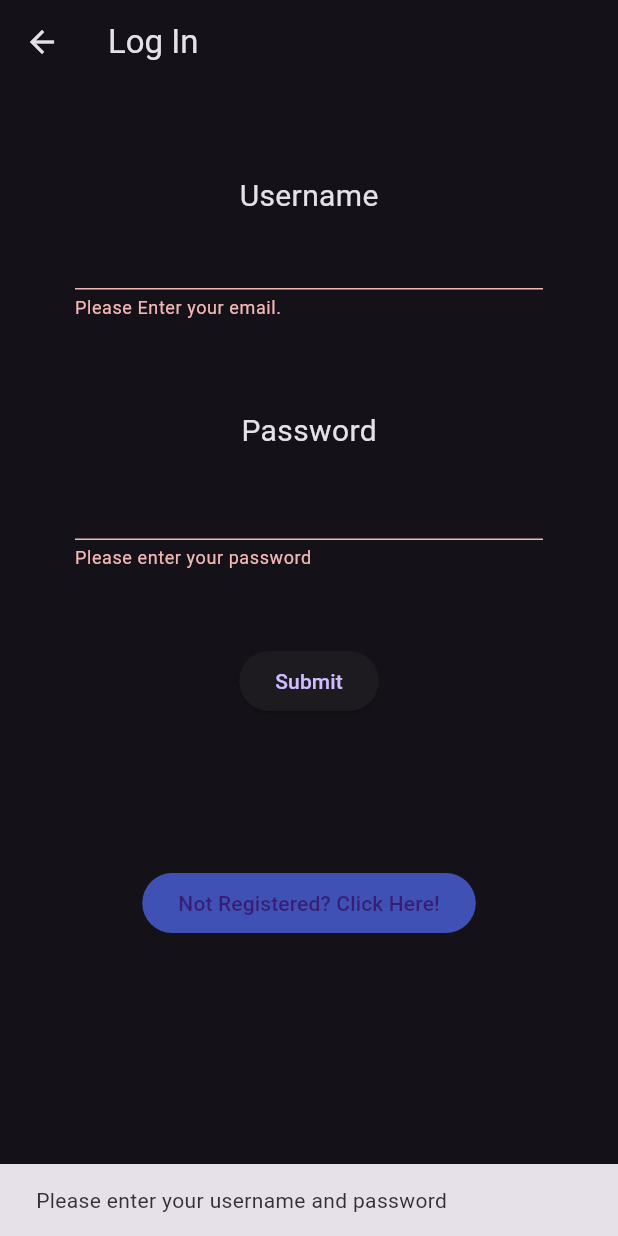
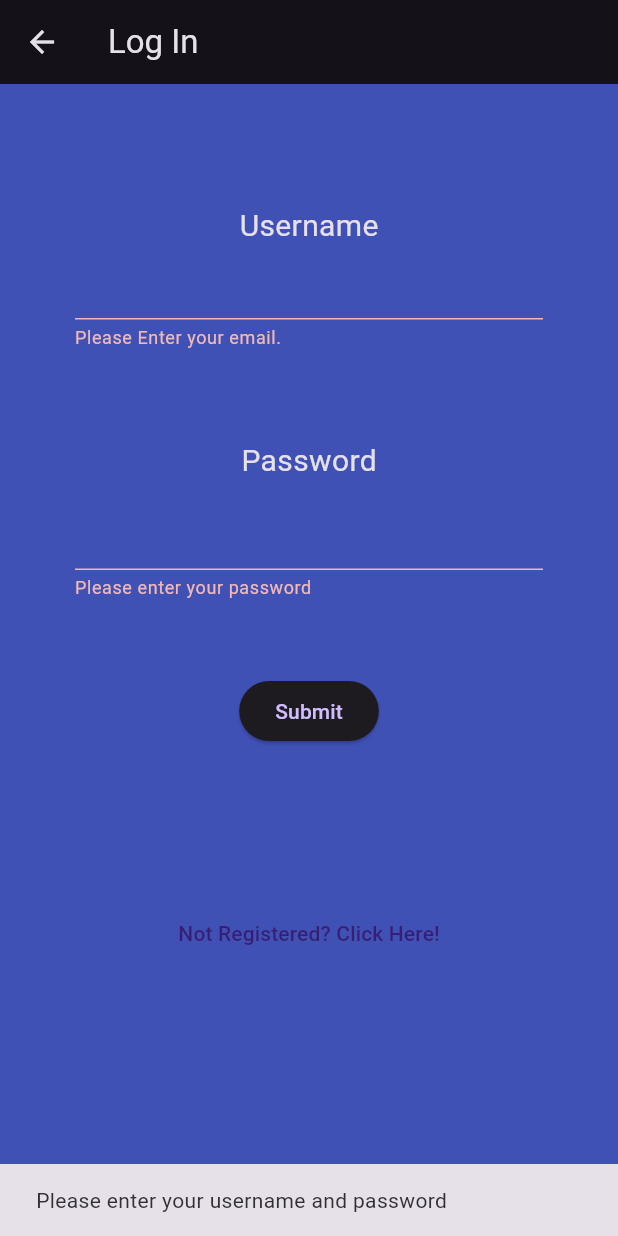
Before and after one commit to AnEdgyVeggie/ServiceVoice, a Flutter app: the screen it shows after launch, after a tap on "Submit", on a phone screen of 412 x 824 dp. Run offline on Flutter 3.47's test engine with Material 3 defaults, Android fonts, the light colour scheme and no system bars; our stand-ins replace cloud_firestore, firebase_core; accounts and stored records are empty.

Commit message:
refactored to switch from SQFLite to firebase. Posts and users databases operational

```diff
--- a/lib/classes/post.dart
+++ b/lib/classes/post.dart
@@ -1,50 +1,38 @@
-import 'package:flutter/material.dart';
+class Post {
 
+  late String id;
+  late String userID;
+  late String body;
+  late int likes;
+  List<String> comments = [];
 
-class Post extends StatefulWidget{
-  final String author, email, body;
-  final List<String> comments = <String>[];
-  final int likes = 0;
+  Post ({ required this.id,
+  required this.userID,
+  required this.body,
+  required this.likes,
+  required comments });
 
-  Post({  required this.author, required this.email, required this.body, super.key, }) ;
+  // factory Post.fromJson(Map<String, dynamic> json) => Post(
+  //   id: json['id'],
+  //   username: json['username'],
+  //   body: json['body'],
+  //   likes: json['likes']
+  // );
+
+  Map<String, dynamic> toJson() => {
+    'id': id,
+    'userID': userID,
+    'body': body,
+    'likes': likes,
+    'comments': comments,
+  };
 
   @override
-  State<Post> createState() => _PostState();
-
-  void addComment(String comment) {
-    comments.add(comment);
+  String toString() {
+    return 'ID: ${id.toString()} \nUSER: $userID \n BODY: $body \nLIKES: ${likes.toString()}';
   }
 
+  setId(String newId) {
+    id = newId;
+  }
 }
-
-class _PostState extends State<Post> {
-
-
-@override
-Widget build(BuildContext context) {
-  return
-  Card(
-    margin: const EdgeInsets.all(20),
-    child: Padding(
-      padding: const EdgeInsets.all(15),
-      child: Column(
-        crossAxisAlignment: CrossAxisAlignment.start,
-
-        children: <Widget>[
-          Padding(
-            padding: const EdgeInsets.only(bottom: 20),
-            child: Text(widget.author,
-            style: const TextStyle(
-              color: Colors.red
-            ),
-          ),
-          ),
-          Text(widget.body,
-          ),
-        ]
-      )
-    )
-  );
-}
-
-}
--- a/lib/classes/user.dart
+++ b/lib/classes/user.dart
@@ -2,40 +2,55 @@
 
 class User {
 
-  static int globalID = 0;
-  late int id = globalID;
+  String? userid;
+  late String email;
+  late String firstName;
+  List<int> friends = [];
+  late String? lastName;
+  late String password;
+  late String? phoneNumber;
+  List<int> posts = [];
+  Image? profilePicture;
   late String username;
-  late String firstName;
-  late String? lastName;
-  late String email;
-  late String password;
-  Image? profilePicture;
 
 
-  User({id, required this.username, required this.firstName, required this.lastName, required this.email, required this.password}) {
-    globalID++;
-  }
+  User({ required userid, required this.username, required this.firstName,
+  required this.lastName, required this.email,
+  required this.phoneNumber, required this.password, });
 
-  factory User.fromJson(Map<String, dynamic> json) => User(
-    id: json['id'],
-    username: json['username'],
-    firstName: json['first_name'],
-    lastName: json['last_name'],
-    email: json['email'],
-    password: json['password'],
-  );
+  // factory User.fromJson(Map<String, dynamic> json) => User(
+
+  //   username: json['username'],
+  //   firstName: json['first_name'],
+  //   lastName: json['last_name'],
+  //   email: json['email'],
+  //   password: json['password'],
+  // );
 
   Map<String, dynamic> toJson() => {
-    'id': id,
     'username': username,
     'first_name': firstName,
     'last_name': lastName,
     'email': email,
     'password': password,
+    'phone': phoneNumber,
+    'friends': friends,
+    'posts': posts
   };
 
   @override
   String toString() {
-    return 'id: $id \nusername: $username \nname: $firstName $lastName \nemail: $email';
+    return  "USER ID: $userid \n"
+            "username: $username \n"
+            "name: $firstName $lastName \n"
+            "email: $email\n"
+            "password: $password\n"
+            "friends: ${friends.length}\n"
+            "posts: ${posts.length}\n";
   }
+
+  void setID(newId) {
+    userid = newId;
+  }
+
 }
--- /dev/null
+++ b/lib/components/bottom-nav-bar.dart
@@ -0,0 +1,65 @@
+import 'package:flutter/material.dart';
+import 'package:service_voice/constants/colors.dart';
+
+class BottomNavBar extends StatefulWidget {
+
+
+  BottomNavBar({ super.key, });
+
+  @override
+  State<BottomNavBar>  createState() => _BottomNavBarState();
+
+}
+
+class _BottomNavBarState extends State<BottomNavBar> {
+
+@override
+Widget build(BuildContext context) {
+  return BottomNavigationBar(
+    backgroundColor: Colors.amber,
+      selectedItemColor: selectedIconColor,
+      unselectedItemColor: unselectedIconColor,
+        onTap: (index) {
+          switch (index) {
+            case 0:
+               Navigator.pushNamedAndRemoveUntil(context, '/', (route) => false);
+              break;
+            case 1:
+            // TO DO: ADD PROFILE
+              return;
+            case 2:
+               Navigator.pushNamedAndRemoveUntil(context, '/create-post', (route) => false);
+              break;
+            case 3:
+               Navigator.pushNamedAndRemoveUntil(context, '/login', (route) => false);
+          }
+        },
+        enableFeedback: true,
+        items: const <BottomNavigationBarItem>[
+          BottomNavigationBarItem(
+            icon: Icon(
+              Icons.home
+              ),
+            label: 'Home'
+            ),
+          BottomNavigationBarItem(icon: Icon(
+            Icons.person,
+
+            ),
+          label: 'Profile'
+          ),
+
+          BottomNavigationBarItem(icon: Icon(
+            Icons.message_rounded
+            ),
+          label: 'Post'
+          ),
+          BottomNavigationBarItem(icon: Icon(
+            Icons.arrow_outward
+            ),
+            label: 'Log out'
+          ),
+        ]
+      );
+  }
+}
--- a/lib/components/home.dart
+++ b/lib/components/home.dart
@@ -1,19 +1,23 @@
 import 'package:flutter/material.dart';
+import 'package:service_voice/constants/fonts.dart';
+
 
 // DATABASE
 // import '/database/database_handler.dart';
 
 // CLASSES =========================
-import '/classes/post.dart';
+import '/classes/user.dart';
+import '/components/bottom-nav-bar.dart';
 
 // // CONSTANTS =======================
 // import '/constants/colors.dart';
 
 
 class Homepage extends StatefulWidget {
-    const Homepage ({  super.key, });
 
+final User loggedInAs;
 
+const Homepage ({  super.key, required this.loggedInAs });
 
 @override
 State<Homepage> createState() => _MyHomePageState();
@@ -23,50 +27,43 @@
 
 class _MyHomePageState extends State<Homepage> {
 
-List<Post> posts = <Post>[
-  Post(author: 'Ethan', email: 'ethan.ethan@ethan.com', body: 'Today, I made my first post on Service voice. Hopefully one day this application will be worth something'),
 
-];
 
 @override
 Widget build(BuildContext context) {
   return Scaffold(
     appBar: AppBar(
       // backgroundColor: kappBarColor,
+
       title: const Text('Service Voice'),
-      centerTitle: true,
-      titleTextStyle:const TextStyle(
-        fontWeight: FontWeight.bold,
-        fontSize: 26,
-        // color: kLforegroundColor,
-      ),
+
+      titleTextStyle: appBartitle
     ),
-    body:  SafeArea(
+    body:   SafeArea(
       child: Column(
         crossAxisAlignment: CrossAxisAlignment.stretch,
         children: <Widget>[
-          posts[0],
+          Padding(
+            padding: const EdgeInsets.only(top: 20.0),
+            child: Text(widget.loggedInAs.username,
+              textAlign: TextAlign.center,
+              style: const TextStyle(
+                fontSize: 30,
+              ),
+            ),
+          ),
+          const Padding(padding: EdgeInsets.zero,
+            child:  Text("This is what's going on around you.",
+            textAlign: TextAlign.center,),
+            )
         ],
         )
       ),
 
 
       // BOTTOM NAV ============================
-      bottomNavigationBar: BottomNavigationBar(
-        items: const <BottomNavigationBarItem>[
-          BottomNavigationBarItem(
-            icon: Icon(
-              Icons.home
-              ),
-            label: 'Home'
-            ),
-          BottomNavigationBarItem(icon: Icon(
-            Icons.person,
+     bottomNavigationBar: BottomNavBar(
 
-          ),
-          label: 'Profile'
-          )
-        ]
       ),
   );
 }
--- a/lib/components/login.dart
+++ b/lib/components/login.dart
@@ -1,4 +1,5 @@
 import 'package:flutter/material.dart';
+import '/main.dart';
 import 'package:service_voice/constants/colors.dart';
 import 'package:service_voice/database/database_handler.dart';
 import 'package:service_voice/classes/user.dart';
@@ -41,7 +42,7 @@
               Column(
                 children: <Widget>[
                   const Padding(
-                    padding: EdgeInsets.only(top: 60),
+                    padding: EdgeInsets.only(top: 80),
                     child: Text('Username',
                     style: formLabel
                     ),
@@ -93,28 +94,44 @@
               child: Center(
                 child: ElevatedButton(
                   onPressed: () async {
+                    int? errorCode;
                     if (_formKey.currentState!.validate()) {
-
-                      List<User>? users = await DatabaseHandler.getAllUsers();
-                      if (users == null) return;
-
+                      List<User>? users = await DatabaseHandler.getUsers();
+                      if (users == null)
+                      {
+                        print('no users in array');
+                        return;
+                      }
                       for (int i = 0; i < users.length; i++) {
-                        if (userControl.text == users[i].username && passControl.text == users[i].password) {
+                        if (userControl.text.toLowerCase() == users[i].username.toLowerCase() && passControl.text == users[i].password) {
+                          User? user = await DatabaseHandler.getSingleUser(users[i]);
+                          if (user == null) {
+                            print('USER IS NULL');
+                            return;
+                          }
+                          ServiceVoice.setUser(user);
+                          print('USER ACCEPTED: \n${user.toString()}');
                           moveToHome();
                           return;
                         }
-                        invalidInfoError();
+                          else  {
+                            errorCode = 1;
+                            handleError(errorCode);
+                          }
+                      }
+                    } else {
+                      errorCode = 2;
+                      handleError(2);
+                    }
+                    errorCode = null;
+                  },
 
-                      }
-                      // Navigator.pushReplacementNamed(context, '/');
-                    } else {
-                      enterInfoError();
-                    }
-                  },
                   child: const Text('Submit'),
                   )
                 )
               ),
+
+              // REGISTRATION ===============================================
                Padding(
                 padding: const EdgeInsets.only(top: 100),
                 child: Center(
@@ -137,17 +154,23 @@
   }
 
   void moveToHome() {
-    Navigator.pushReplacementNamed(context, '/');
+    Navigator.pushNamedAndRemoveUntil(context, '/', (route) => false);
   }
 
-  void invalidInfoError() {
-    ScaffoldMessenger.of(context).showSnackBar(
+
+  void handleError(int errorCode) {
+    print('hello');
+  switch (errorCode) {
+    case 1:
+      ScaffoldMessenger.of(context).showSnackBar(
       const SnackBar(content: Text('invalid username or password')));
-  }
-
-  void enterInfoError() {
+      break;
+    case 2:
       ScaffoldMessenger.of(context).showSnackBar(
       const SnackBar(content: Text('Please enter your username and password'))
     );
+      break;
+    default: return;
   }
 }
+}
--- a/lib/constants/fonts.dart
+++ b/lib/constants/fonts.dart
@@ -1,6 +1,12 @@
 import 'package:flutter/material.dart';
 
 // Text Styles ==============================================
+const TextStyle appBartitle = TextStyle(
+        fontWeight: FontWeight.bold,
+        fontSize: 26,
+        // color: kLforegroundColor,
+      );
+
 
 // Forms
 const TextStyle formLabel = TextStyle(
--- a/lib/main.dart
+++ b/lib/main.dart
@@ -1,31 +1,53 @@
 import 'package:flutter/material.dart';
-// import 'constants/colors.dart';
-
+import 'constants/colors.dart';
+import 'package:firebase_core/firebase_core.dart';
+import 'firebase_options.dart';
+// classes
+import 'package:service_voice/classes/user.dart';
 
 // pages
 import 'components/home.dart';
 import 'components/login.dart';
 import 'components/register.dart';
+import 'components/create-post.dart';
 
-void main() {
+void main() async {
+  WidgetsFlutterBinding.ensureInitialized();
+  await Firebase.initializeApp(
+    options: DefaultFirebaseOptions.currentPlatform,
+  );
   runApp(const ServiceVoice());
+
 }
 
+
 class ServiceVoice extends StatelessWidget {
+
+static User user = User(userid: '', username: '', firstName: '',
+                       lastName: '', email: '', password: '',
+                       phoneNumber: ""
+                       );
+
   const ServiceVoice({ super.key });
 
   @override
   Widget build(BuildContext context) {
     return MaterialApp(
       theme: ThemeData.dark().copyWith(
-        // scaffoldBackgroundColor: kLbackgroundColor
+        scaffoldBackgroundColor: kLbackgroundColor
       ),
       initialRoute: '/login',
       routes: {
         '/login': (context) => const Login(),
         '/register': (context) => const Register(),
-        '/':(context) => const Homepage()
+        '/':(context) =>  Homepage(loggedInAs: user,),
+        '/create-post':(context) =>  CreatePost(loggedInAs: user,)
       }
     );
   }
+
+static void setUser(User newUser) {
+  user = newUser;
 }
+
+}
--- a/pubspec.yaml
+++ b/pubspec.yaml
@@ -37,6 +37,9 @@
   # Use with the CupertinoIcons class for iOS style icons.
   cupertino_icons: ^1.0.2
   sqflite: ^2.3.0
+  path: ^1.8.3
+  firebase_core: ^2.24.2
+  cloud_firestore: ^4.13.6
 
 dev_dependencies:
   flutter_test:
@@ -47,7 +50,7 @@
   # activated in the `analysis_options.yaml` file located at the root of your
   # package. See that file for information about deactivating specific lint
   # rules and activating additional ones.
-  flutter_lints: ^2.0.0
+  flutter_lints: ^3.0.1
 
 # For information on the generic Dart part of this file, see the
 # following page: https://dart.dev/tools/pub/pubspec
```
Also changed, not shown: lib/components/create-post.dart (added, +91 -0 lines), lib/components/register.dart (+14 -4 lines), lib/constants/colors.dart (+4 -6 lines), lib/database/database_handler.dart (+73 -43 lines), lib/firebase_options.dart (added), pubspec.lock, 11 other files.
